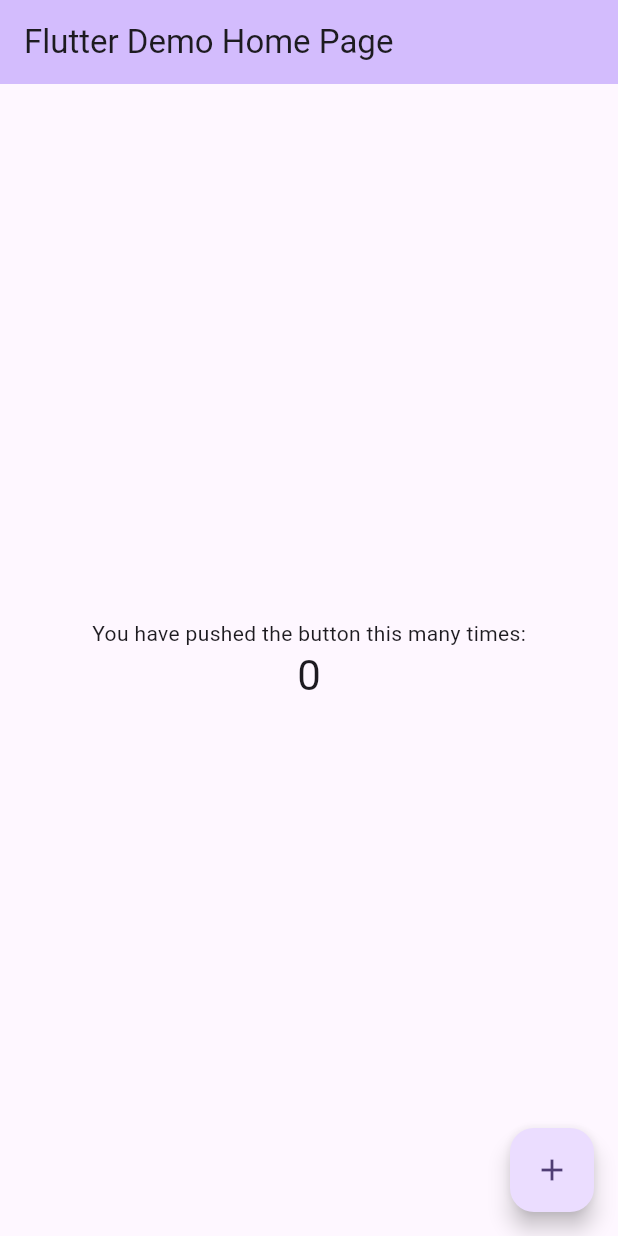
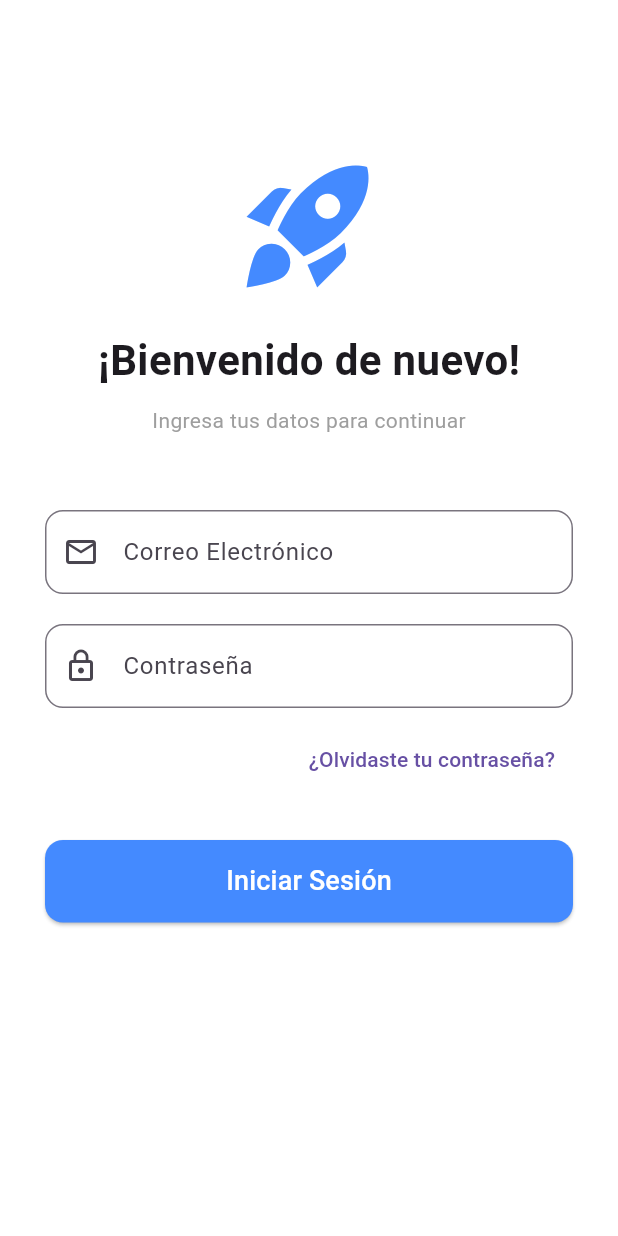
Before and after one commit to Adrian1809/MiAppTransporte, a Flutter app: the screen it shows after launch, on a phone screen of 412 x 824 dp. Run offline on Flutter 3.47's test engine with Material 3 defaults, Android fonts, the light colour scheme and no system bars.

Commit message:
Home de prueba de inicio de sesion

```diff
--- a/lib/main.dart
+++ b/lib/main.dart
@@ -7,115 +7,138 @@ void main() {
 class MyApp extends StatelessWidget {
   const MyApp({super.key});
 
-  // This widget is the root of your application.
   @override
   Widget build(BuildContext context) {
-    return MaterialApp(
-      title: 'Flutter Demo',
-      theme: ThemeData(
-        // This is the theme of your application.
-        //
-        // TRY THIS: Try running your application with "flutter run". You'll see
-        // the application has a purple toolbar. Then, without quitting the app,
-        // try changing the seedColor in the colorScheme below to Colors.green
-        // and then invoke "hot reload" (save your changes or press the "hot
-        // reload" button in a Flutter-supported IDE, or press "r" if you used
-        // the command line to start the app).
-        //
-        // Notice that the counter didn't reset back to zero; the application
-        // state is not lost during the reload. To reset the state, use hot
-        // restart instead.
-        //
-        // This works for code too, not just values: Most code changes can be
-        // tested with just a hot reload.
-        colorScheme: .fromSeed(seedColor: Colors.deepPurple),
-      ),
-      home: const MyHomePage(title: 'Flutter Demo Home Page'),
+    return const MaterialApp(
+      debugShowCheckedModeBanner: false,
+      title: 'Login UI',
+      home: LoginPage(),
     );
   }
 }
 
-class MyHomePage extends StatefulWidget {
-  const MyHomePage({super.key, required this.title});
-
-  // This widget is the home page of your application. It is stateful, meaning
-  // that it has a State object (defined below) that contains fields that affect
-  // how it looks.
-
-  // This class is the configuration for the state. It holds the values (in this
-  // case the title) provided by the parent (in this case the App widget) and
-  // used by the build method of the State. Fields in a Widget subclass are
-  // always marked "final".
-
-  final String title;
+class LoginPage extends StatefulWidget {
+  const LoginPage({super.key});
 
   @override
-  State<MyHomePage> createState() => _MyHomePageState();
+  State<LoginPage> createState() => _LoginPageState();
 }
 
-class _MyHomePageState extends State<MyHomePage> {
-  int _counter = 0;
+class _LoginPageState extends State<LoginPage> {
+  // Controladores para capturar el texto de los inputs
+  final TextEditingController _emailController = TextEditingController();
+  final TextEditingController _passwordController = TextEditingController();
 
-  void _incrementCounter() {
-    setState(() {
-      // This call to setState tells the Flutter framework that something has
-      // changed in this State, which causes it to rerun the build method below
-      // so that the display can reflect the updated values. If we changed
-      // _counter without calling setState(), then the build method would not be
-      // called again, and so nothing would appear to happen.
-      _counter++;
-    });
+  @override
+  void dispose() {
+    _emailController.dispose();
+    _passwordController.dispose();
+    super.dispose();
   }
 
   @override
   Widget build(BuildContext context) {
-    // This method is rerun every time setState is called, for instance as done
-    // by the _incrementCounter method above.
-    //
-    // The Flutter framework has been optimized to make rerunning build methods
-    // fast, so that you can just rebuild anything that needs updating rather
-    // than having to individually change instances of widgets.
     return Scaffold(
-      appBar: AppBar(
-        // TRY THIS: Try changing the color here to a specific color (to
-        // Colors.amber, perhaps?) and trigger a hot reload to see the AppBar
-        // change color while the other colors stay the same.
-        backgroundColor: Theme.of(context).colorScheme.inversePrimary,
-        // Here we take the value from the MyHomePage object that was created by
-        // the App.build method, and use it to set our appbar title.
-        title: Text(widget.title),
-      ),
-      body: Center(
-        // Center is a layout widget. It takes a single child and positions it
-        // in the middle of the parent.
-        child: Column(
-          // Column is also a layout widget. It takes a list of children and
-          // arranges them vertically. By default, it sizes itself to fit its
-          // children horizontally, and tries to be as tall as its parent.
-          //
-          // Column has various properties to control how it sizes itself and
-          // how it positions its children. Here we use mainAxisAlignment to
-          // center the children vertically; the main axis here is the vertical
-          // axis because Columns are vertical (the cross axis would be
-          // horizontal).
-          //
-          // TRY THIS: Invoke "debug painting" (choose the "Toggle Debug Paint"
-          // action in the IDE, or press "p" in the console), to see the
-          // wireframe for each widget.
-          mainAxisAlignment: .center,
-          children: [
-            const Text('You have pushed the button this many times:'),
-            Text(
-              '$_counter',
-              style: Theme.of(context).textTheme.headlineMedium,
-            ),
-          ],
+      backgroundColor: Colors.white,
+      body: SingleChildScrollView(
+        child: Padding(
+          padding: const EdgeInsets.symmetric(horizontal: 30.0),
+          child: Column(
+            children: [
+              const SizedBox(height: 100),
+
+              // Logo o Icono principal
+              const Icon(
+                Icons.rocket_launch,
+                size: 100,
+                color: Colors.blueAccent,
+              ),
+
+              const SizedBox(height: 20),
+
+              const Text(
+                "¡Bienvenido de nuevo!",
+                style: TextStyle(
+                  fontSize: 28,
+                  fontWeight: FontWeight.bold,
+                ),
+              ),
+
+              const SizedBox(height: 10),
+
+              const Text(
+                "Ingresa tus datos para continuar",
+                style: TextStyle(color: Colors.grey),
+              ),
+
+              const SizedBox(height: 50),
+
+              // Campo de Email
+              TextField(
+                controller: _emailController,
+                decoration: InputDecoration(
+                  labelText: "Correo Electrónico",
+                  prefixIcon: const Icon(Icons.email_outlined),
+                  border: OutlineInputBorder(
+                    borderRadius: BorderRadius.circular(12),
+                  ),
+                ),
+              ),
+
+              const SizedBox(height: 20),
+
+              // Campo de Contraseña
+              TextField(
+                controller: _passwordController,
+                obscureText: true,
+                decoration: InputDecoration(
+                  labelText: "Contraseña",
+                  prefixIcon: const Icon(Icons.lock_outline),
+                  border: OutlineInputBorder(
+                    borderRadius: BorderRadius.circular(12),
+                  ),
+                ),
+              ),
+
+              const SizedBox(height: 10),
+
+              // Olvidé mi contraseña
+              Align(
+                alignment: Alignment.centerRight,
+                child: TextButton(
+                  onPressed: () {},
+                  child: const Text("¿Olvidaste tu contraseña?"),
+                ),
+              ),
+
+              const SizedBox(height: 30),
+
+              // Botón de Inicio de Sesión
+              SizedBox(
+                width: double.infinity,
+                height: 55,
+                child: ElevatedButton(
+                  onPressed: () {
+                    debugPrint("Email: ${_emailController.text}");
+                  },
+                  style: ElevatedButton.styleFrom(
+                    backgroundColor: Colors.blueAccent,
+                    shape: RoundedRectangleBorder(
+                      borderRadius: BorderRadius.circular(12),
+                    ),
+                  ),
+                  child: const Text(
+                    "Iniciar Sesión",
+                    style: TextStyle(
+                      fontSize: 18,
+                      color: Colors.white,
+                    ),
+                  ),
+                ),
+              ),
+            ],
+          ),
         ),
-      ),
-      floatingActionButton: FloatingActionButton(
-        onPressed: _incrementCounter,
-        tooltip: 'Increment',
-        child: const Icon(Icons.add),
       ),
     );
   }
```
Also changed, not shown: 1 other file.
